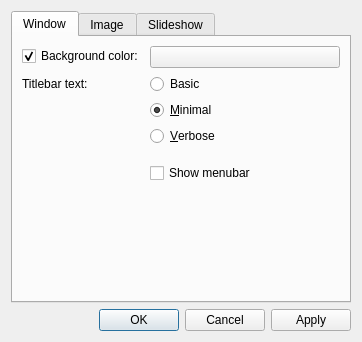
jurplel/qView, file src/qvoptionsdialog.ui: the form before one commit.
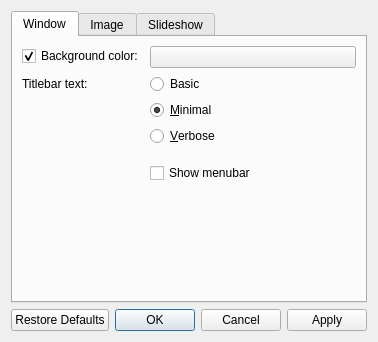
The form after the commit.

```diff
--- a/src/qvoptionsdialog.ui
+++ b/src/qvoptionsdialog.ui
@@ -364,7 +364,7 @@
       <enum>Qt::Horizontal</enum>
      </property>
      <property name="standardButtons">
-      <set>QDialogButtonBox::Apply|QDialogButtonBox::Cancel|QDialogButtonBox::Ok</set>
+      <set>QDialogButtonBox::Apply|QDialogButtonBox::Cancel|QDialogButtonBox::Ok|QDialogButtonBox::RestoreDefaults</set>
      </property>
     </widget>
    </item>
```
